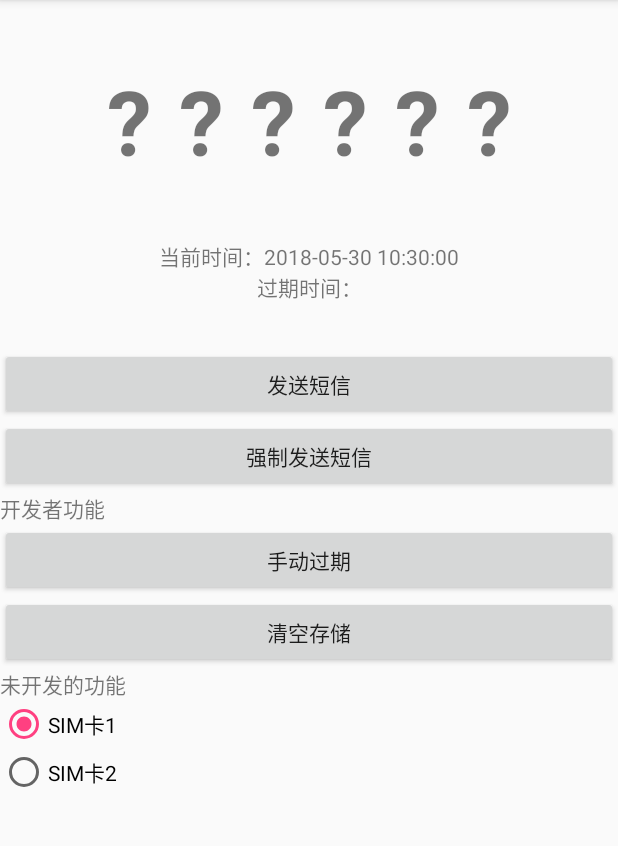
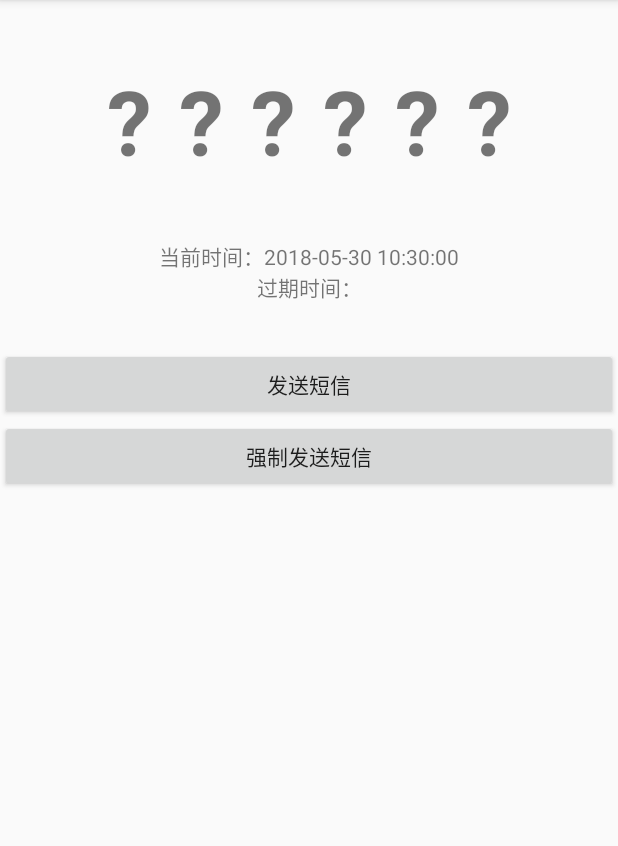
Before and after one commit to WalterBrightHub/SingleNet, an Android app: the screen it shows after launch (MainActivity), on a phone screen of 412 x 824 dp, the part 84-930 px from its top. Run offline under Robolectric (Android 15) with nearby library versions, the phone set to English and light mode, and no system bars; 3 statements that could not run were skipped.

Commit message:
delete dev view

```diff
--- a/app/src/main/res/layout/activity_main.xml
+++ b/app/src/main/res/layout/activity_main.xml
@@ -44,44 +44,21 @@
         android:id="@+id/textView4"
         android:layout_width="match_parent"
         android:layout_height="wrap_content"
-        android:text="开发者功能" />
+        android:text="开发者功能"
+        android:visibility="gone" />
 
     <Button
         android:id="@+id/btn_clearVld"
         android:layout_width="match_parent"
         android:layout_height="wrap_content"
-        android:text="手动过期" />
+        android:text="手动过期"
+        android:visibility="gone" />
 
     <Button
         android:id="@+id/btn_clearAll"
         android:layout_width="match_parent"
         android:layout_height="wrap_content"
-        android:text="清空存储" />
+        android:text="清空存储"
+        android:visibility="gone" />
 
-    <TextView
-        android:id="@+id/txt_simInfo"
-        android:layout_width="match_parent"
-        android:layout_height="wrap_content"
-        android:text="未开发的功能" />
-
-    <RadioGroup
-        android:layout_width="match_parent"
-        android:layout_height="wrap_content">
-
-        <RadioButton
-            android:id="@+id/sim1"
-            android:layout_width="wrap_content"
-            android:layout_height="wrap_content"
-            android:layout_weight="1"
-            android:checked="true"
-            android:text="SIM卡1" />
-
-        <RadioButton
-            android:id="@+id/sim2"
-            android:layout_width="wrap_content"
-            android:layout_height="wrap_content"
-            android:layout_weight="1"
-            android:text="SIM卡2" />
-
-    </RadioGroup>
 </LinearLayout>
```
